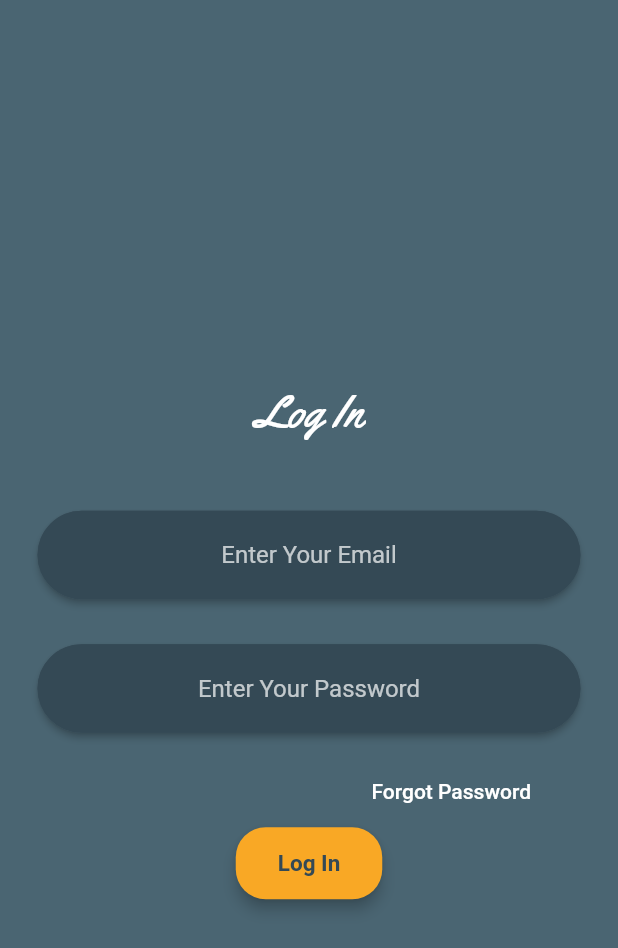
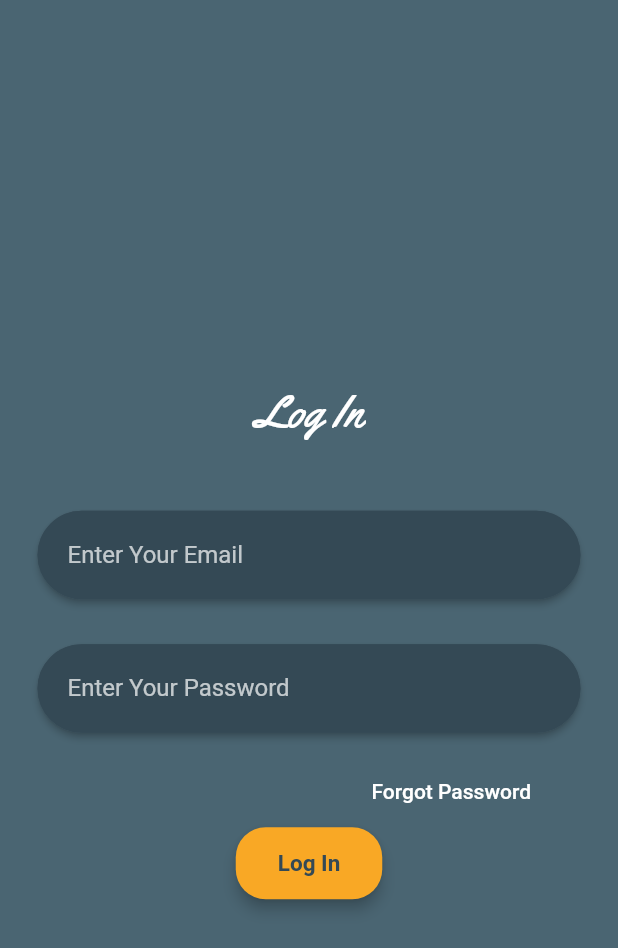
Before and after one commit to shelendravashishtha2/BooksApp, a Flutter app: the screen it shows after launch, swiped to page 2, on a phone screen of 412 x 824 dp. Shown: the top 948 px of the screen. Run offline on Flutter 3.47's test engine with Material 2 defaults, Android fonts, the phone set to English and light mode, and no system bars; our stand-ins replace firebase_auth, firebase_core, modal_progress_hud; accounts and stored records are empty.

```diff
--- a/lib/components/textfieldadder.dart
+++ b/lib/components/textfieldadder.dart
@@ -27,7 +27,7 @@ class TextFieldAdder extends StatelessWidget {
           style: TextStyle(
             color:Colors.white,
           ),
-          decoration: kInputDecoration.copyWith(hintText:hint),
+          decoration: kInputDecoration.copyWith(labelText:hint),
         ),
       ),
     );
--- a/lib/constants.dart
+++ b/lib/constants.dart
@@ -6,8 +6,8 @@ final kInputDecoration = InputDecoration(
     prefixIcon: null,
     filled: true,
     fillColor: Color(0xFF344955),
-    hintText: 'Enter Your Email',
-    hintStyle: TextStyle(
+    labelText: 'Enter Your Email',
+    labelStyle: TextStyle(
       color:Colors.white70,
     ),
     border: OutlineInputBorder(
--- a/lib/main.dart
+++ b/lib/main.dart
@@ -1,8 +1,9 @@
 import 'package:firebase_core/firebase_core.dart';
 import 'package:flutter/material.dart';
 import 'package:miniproject/constants.dart';
-import 'package:miniproject/welcomescreens/forget%20password.dart';
 import 'package:miniproject/welcomescreens/welcomescreen.dart';
+import 'chatsystem/chatscreen.dart';
+
 
 void main() async{
   WidgetsFlutterBinding.ensureInitialized();
--- a/pubspec.yaml
+++ b/pubspec.yaml
@@ -32,6 +32,7 @@ dependencies:
   modal_progress_hud: ^0.1.3
   firebase_core: ^0.5.2+1
   firebase_auth: ^0.18.3+1
+  cloud_firestore: ^0.14.3+1
 
 dev_dependencies:
   flutter_test:
```
Also changed, not shown: pubspec.lock, 1 other file.
